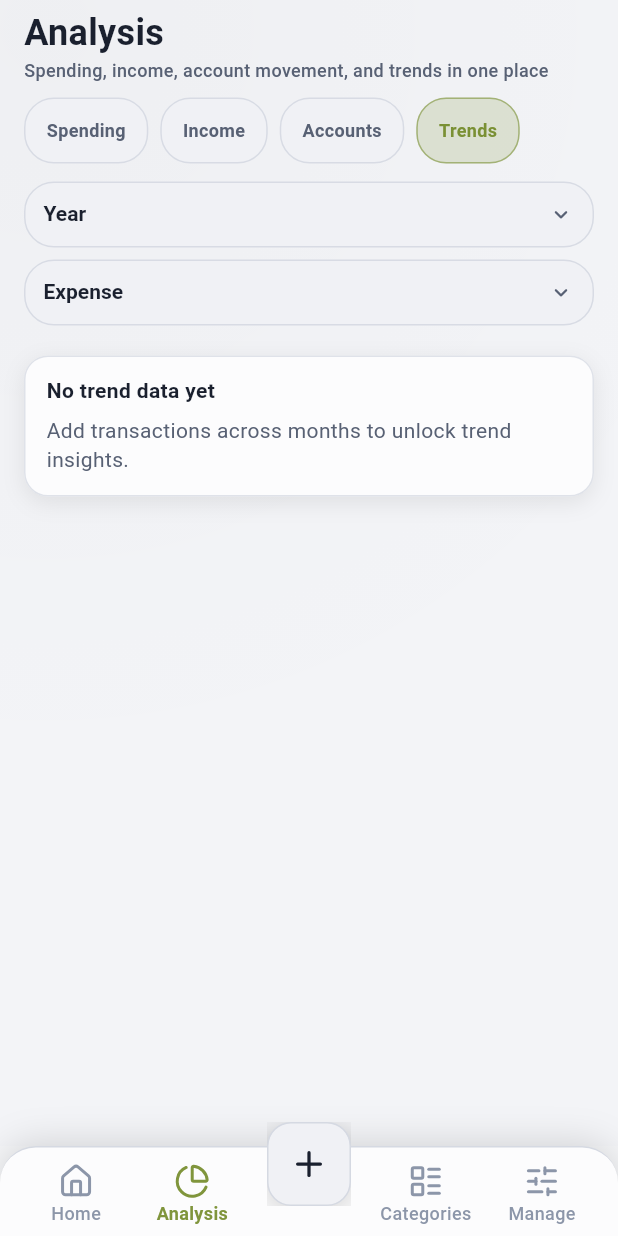
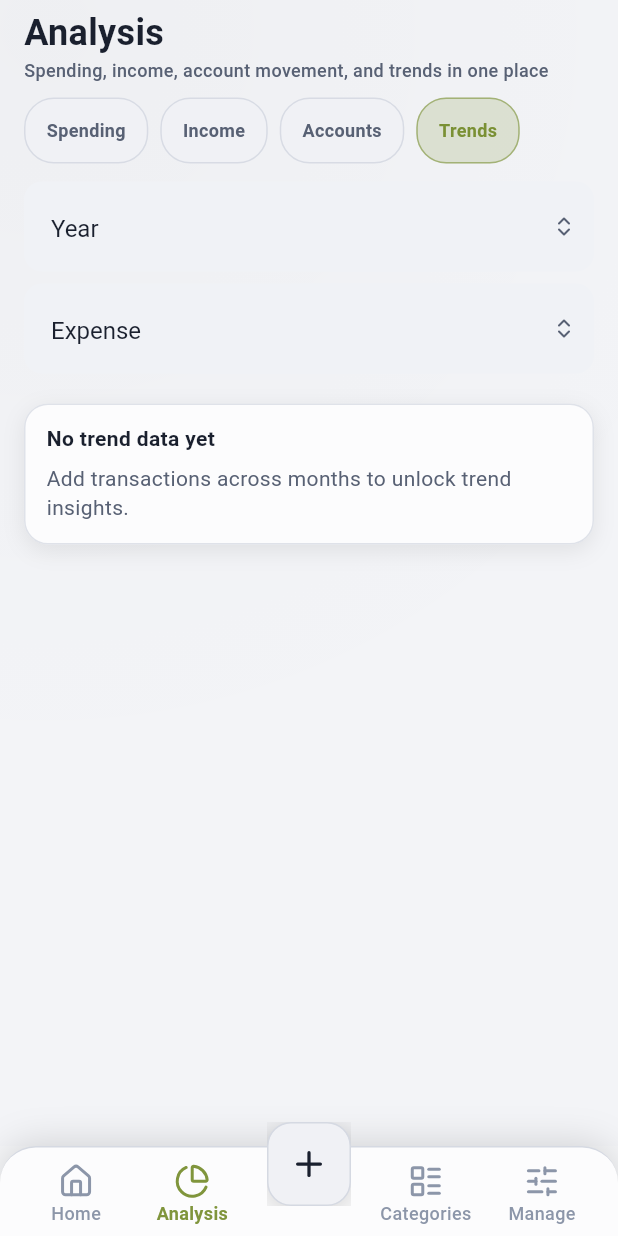
Before and after one commit to ayubashraf28/budgetwise, a Flutter app: the AnalysisScreen screen opened by its route, after a tap on "Income", after a tap on "Accounts", after a tap on "Trends", on a phone screen of 412 x 824 dp. Run offline on Flutter 3.47's test engine with Material 3 defaults, Android fonts, the phone set to English and light mode, and no system bars; our stand-ins replace dropdown_button2, fl_chart, flutter_dotenv, flutter_riverpod, go_router, lucide_icons and 3 more; accounts and stored records are empty.

Commit message:
feat: implement NeoDropdownFormField for improved dropdown UI and functionality

```diff
--- a/lib/screens/analysis/analysis_screen.dart
+++ b/lib/screens/analysis/analysis_screen.dart
@@ -15,6 +15,7 @@ import '../../models/transaction.dart';
 import '../../providers/providers.dart';
 import '../../utils/app_icon_registry.dart';
 import '../../widgets/charts/donut_chart.dart';
+import '../../widgets/common/neo_dropdown_form_field.dart';
 
 class AnalysisScreen extends ConsumerStatefulWidget {
   const AnalysisScreen({super.key});
@@ -289,38 +290,9 @@ class _AnalysisScreenState extends ConsumerState<AnalysisScreen> {
     required String Function(T value) labelBuilder,
     required Future<void> Function(T value) onSelected,
   }) {
-    final idleBg = NeoTheme.controlIdleBackground(context);
-    final idleBorder = NeoTheme.controlIdleBorder(context);
-    return Container(
-      height: NeoControlSizing.minHeight,
-      padding: const EdgeInsets.symmetric(horizontal: 12),
-      decoration: BoxDecoration(
-        color: idleBg,
-        borderRadius: BorderRadius.circular(NeoControlSizing.radius),
-        border: Border.all(color: idleBorder),
-      ),
-      child: DropdownButtonHideUnderline(
-        child: DropdownButton<T>(
+    return NeoDropdownFormField<T>(
       value: value,
-          isExpanded: true,
-          menuMaxHeight: 320,
-          borderRadius: BorderRadius.circular(AppSizing.radiusLg),
-          dropdownColor: idleBg,
-          icon: Icon(
-            Icons.expand_more_rounded,
-            color: _neoTextSecondary,
-            size: NeoIconSizes.lg,
-          ),
-          style: AppTypography.labelLarge.copyWith(
-            color: _palette.textPrimary,
-            fontSize: 14,
-            fontWeight: FontWeight.w600,
-            height: 1.0,
-          ),
-          onChanged: (next) async {
-            if (next == null || next == value) return;
-            await onSelected(next);
-          },
+      hintText: 'Select',
       items: items
           .map(
             (item) => DropdownMenuItem<T>(
@@ -333,8 +305,10 @@ class _AnalysisScreenState extends ConsumerState<AnalysisScreen> {
             ),
           )
           .toList(),
-        ),
-      ),
+      onChanged: (next) async {
+        if (next == null || next == value) return;
+        await onSelected(next);
+      },
     );
   }
 
--- /dev/null
+++ b/lib/widgets/common/neo_dropdown_form_field.dart
@@ -0,0 +1,100 @@
+import 'package:dropdown_button2/dropdown_button2.dart';
+import 'package:flutter/material.dart';
+import 'package:lucide_icons/lucide_icons.dart';
+
+import '../../config/theme.dart';
+
+class NeoDropdownFormField<T> extends StatelessWidget {
+  final T? value;
+  final String hintText;
+  final List<DropdownMenuItem<T>> items;
+  final ValueChanged<T?>? onChanged;
+  final FormFieldValidator<T>? validator;
+  final double menuMaxHeight;
+  final double menuItemHeight;
+  final double buttonHeight;
+
+  const NeoDropdownFormField({
+    super.key,
+    required this.value,
+    required this.hintText,
+    required this.items,
+    required this.onChanged,
+    this.validator,
+    this.menuMaxHeight = 320,
+    this.menuItemHeight = 42,
+    this.buttonHeight = 40,
+  });
+
+  @override
+  Widget build(BuildContext context) {
+    final palette = NeoTheme.of(context);
+
+    return DropdownButtonFormField2<T>(
+      value: value,
+      isExpanded: true,
+      isDense: true,
+      style: AppTypography.bodyLarge.copyWith(
+        color: palette.textPrimary,
+      ),
+      decoration: const InputDecoration(
+        isDense: true,
+        contentPadding: EdgeInsets.symmetric(
+          horizontal: AppSpacing.sm,
+          vertical: 10,
+        ),
+      ),
+      hint: Text(
+        hintText,
+        style: AppTypography.bodyMedium.copyWith(
+          color: palette.textMuted,
+        ),
+      ),
+      items: items,
+      onChanged: onChanged,
+      validator: validator,
+      buttonStyleData: ButtonStyleData(
+        height: buttonHeight,
+        padding: EdgeInsets.zero,
+      ),
+      iconStyleData: IconStyleData(
+        icon: Icon(
+          LucideIcons.chevronsUpDown,
+          size: NeoIconSizes.md,
+          color: palette.textSecondary,
+        ),
+      ),
+      menuItemStyleData: MenuItemStyleData(
+        height: menuItemHeight,
+        padding: const EdgeInsets.symmetric(
+          horizontal: 6,
+          vertical: 0,
+        ),
+      ),
+      dropdownStyleData: DropdownStyleData(
+        maxHeight: menuMaxHeight,
+        padding: const EdgeInsets.symmetric(vertical: 2),
+        offset: const Offset(0, -2),
+        decoration: BoxDecoration(
+          color: palette.surface1,
+          borderRadius: BorderRadius.circular(AppSizing.radiusMd),
+          border: Border.all(color: palette.stroke),
+          boxShadow: [
+            BoxShadow(
+              color: Colors.black.withValues(alpha: 0.22),
+              blurRadius: 18,
+              offset: const Offset(0, 8),
+            ),
+          ],
+        ),
+        scrollbarTheme: ScrollbarThemeData(
+          radius: const Radius.circular(AppSizing.radiusFull),
+          thumbColor: WidgetStatePropertyAll(
+            palette.stroke.withValues(alpha: 0.95),
+          ),
+          thickness: const WidgetStatePropertyAll(4),
+        ),
+      ),
+    );
+  }
+}
--- a/pubspec.yaml
+++ b/pubspec.yaml
@@ -36,6 +36,7 @@ dependencies:
   cached_network_image: ^3.3.0
   shimmer: ^3.0.0
   fl_chart: ^0.69.0
+  dropdown_button2: ^2.3.9
 
   # Icons
   lucide_icons: ^0.257.0
```
Also changed, not shown: lib/screens/auth/login_screen.dart (+54 -61 lines), lib/screens/settings/account_form_sheet.dart (+4 -3 lines), lib/screens/subscriptions/subscription_form_sheet.dart (+24 -25 lines), lib/screens/transactions/transaction_form_sheet.dart (+14 -29 lines), lib/widgets/common/dropdown_menu_item_label.dart (added, +62 -0 lines), pubspec.lock, 1 other file. Lines whose indentation alone changed are shown as unchanged.
